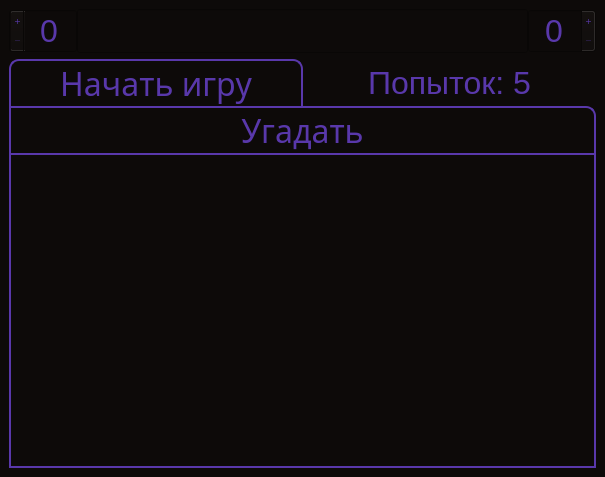
Glebadelo/numgame1, file game_screen.ui: the form before one commit.
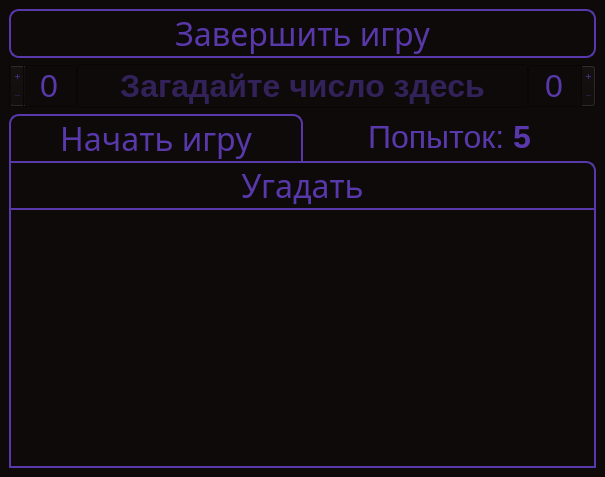
The form after the commit.

What changed in the file:
```diff
--- a/game_screen.ui
+++ b/game_screen.ui
@@ -38,6 +38,30 @@
 }</string>
      </property>
      <layout class="QVBoxLayout" name="verticalLayout_2">
+      <item>
+       <widget class="QPushButton" name="exitGame_btn">
+        <property name="font">
+         <font>
+          <family>Segoe UI Semibold</family>
+          <pointsize>24</pointsize>
+         </font>
+        </property>
+        <property name="cursor">
+         <cursorShape>PointingHandCursor</cursorShape>
+        </property>
+        <property name="styleSheet">
+         <string notr="true">background-color: rgb(13, 10, 9);
+color: rgb(89, 56, 171);
+border-style: solid;
+border-width: 2px;
+border-radius: 10;
+border-color: rgb(89, 56, 171);</string>
+        </property>
+        <property name="text">
+         <string>Завершить игру</string>
+        </property>
+       </widget>
+      </item>
       <item>
        <layout class="QHBoxLayout" name="horizontalLayout">
         <property name="spacing">
@@ -78,6 +102,9 @@
           <property name="alignment">
            <set>Qt::AlignCenter</set>
           </property>
+          <property name="placeholderText">
+           <string>Загадайте число здесь</string>
+          </property>
          </widget>
         </item>
         <item>
@@ -139,7 +166,7 @@
            </font>
           </property>
           <property name="text">
-           <string>Попыток: 5</string>
+           <string>Попыток: &lt;strong&gt;5&lt;/strong&gt;</string>
           </property>
           <property name="alignment">
            <set>Qt::AlignCenter</set>
@@ -173,6 +200,12 @@
         </item>
         <item row="2" column="0" colspan="2">
          <widget class="QTextBrowser" name="textBrowser">
+          <property name="font">
+           <font>
+            <family>Segoe UI</family>
+            <pointsize>14</pointsize>
+           </font>
+          </property>
           <property name="styleSheet">
            <string notr="true">border-style: solid;
 border-width: 2px;
```
